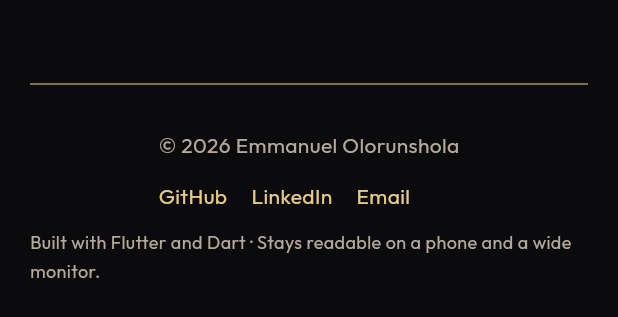
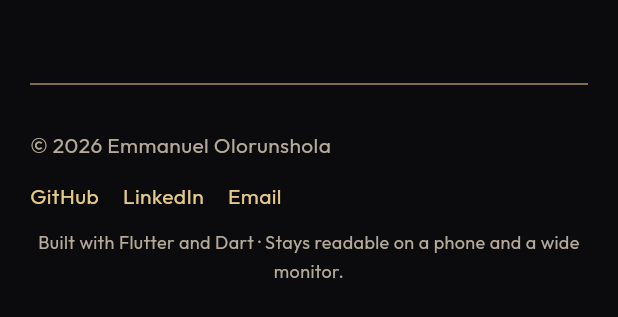
Before and after one commit to eokdev/eokdev-portfolio, a Flutter app: the SiteFooter widget shown alone on an empty page, opened directly, on a phone screen of 412 x 824 dp. Shown: the top 317 px of the screen. Run offline on Flutter 3.47's test engine with Material 3 defaults, Android fonts, the phone set to English and light mode, and no system bars; our stand-ins replace google_fonts, visibility_detector, web; missing offline and left inert: dart:js_interop; network calls fail.

Commit message:
new update

```diff
--- a/lib/sections/site_footer.dart
+++ b/lib/sections/site_footer.dart
@@ -24,11 +24,13 @@
         child: ConstrainedBox(
           constraints: BoxConstraints(maxWidth: context.siteMax),
           child: Column(
+            crossAxisAlignment: CrossAxisAlignment.stretch,
             children: [
               Divider(color: AppColors.border.withValues(alpha: 0.7)),
               const SizedBox(height: 22),
               Wrap(
                 alignment: WrapAlignment.spaceBetween,
+                runAlignment: WrapAlignment.center,
                 runSpacing: 12,
                 spacing: 16,
                 children: [
@@ -49,6 +51,7 @@
               const SizedBox(height: 10),
               Text(
                 'Built with Flutter and Dart · Stays readable on a phone and a wide monitor.',
+                textAlign: TextAlign.center,
                 style: Theme.of(context).textTheme.bodyMedium?.copyWith(
                   fontSize: 12,
                 ),
```
